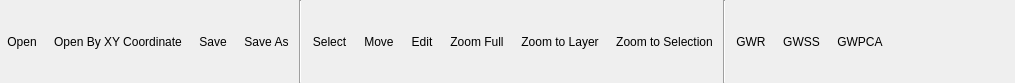
The window that gwmtoolbar.ui (GWmodel-Lab/GWmodelS) describes before a commit, drawn with Qt 5.
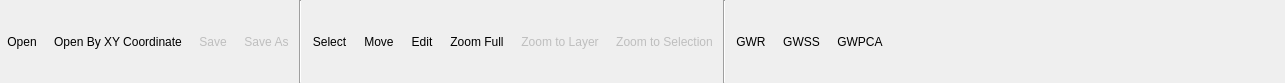
The same window after the commit. Icons and pictures are not drawn.

Commit message: 新增：未选中图层时，工具栏按钮变灰色

The edit to the form file:
```diff
--- a/gwmtoolbar.ui
+++ b/gwmtoolbar.ui
@@ -6,7 +6,7 @@
    <rect>
     <x>0</x>
     <y>0</y>
-    <width>1015</width>
+    <width>1285</width>
     <height>83</height>
    </rect>
   </property>
@@ -79,6 +79,9 @@
    </item>
    <item>
     <widget class="QToolButton" name="saveLayerBtn">
+     <property name="enabled">
+      <bool>false</bool>
+     </property>
      <property name="toolTip">
       <string>Save</string>
      </property>
@@ -103,6 +106,9 @@
    </item>
    <item>
     <widget class="QToolButton" name="saveAsBtn">
+     <property name="enabled">
+      <bool>false</bool>
+     </property>
      <property name="toolTip">
       <string>Save As</string>
      </property>
@@ -236,6 +242,9 @@
    </item>
    <item>
     <widget class="QToolButton" name="zoomToLayerBtn">
+     <property name="enabled">
+      <bool>false</bool>
+     </property>
      <property name="toolTip">
       <string>Zoom to Layer</string>
      </property>
@@ -260,6 +269,9 @@
    </item>
    <item>
     <widget class="QToolButton" name="zoomToSelectionBtn">
+     <property name="enabled">
+      <bool>false</bool>
+     </property>
      <property name="toolTip">
       <string>Zoom to Selection</string>
      </property>
```
The commit also changes 5 other files.
